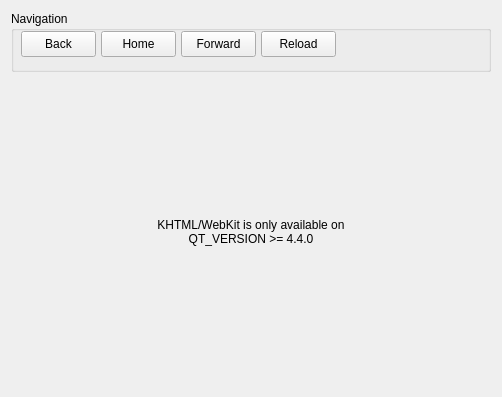
Above: pvbrowser/dlgmybrowser.ui from pvbrowser/pvb before the change. Below: the same form after it.
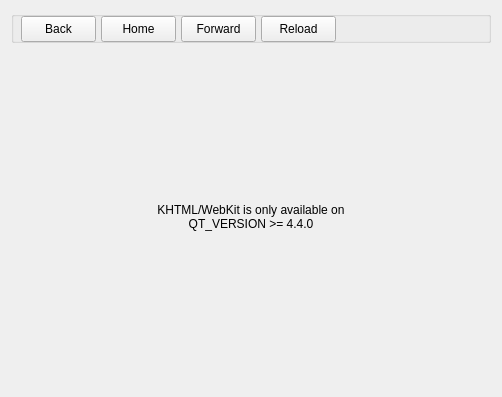
That is the form after the change. Icons and pictures are not drawn.

```diff
--- a/pvbrowser/dlgmybrowser.ui
+++ b/pvbrowser/dlgmybrowser.ui
@@ -16,27 +16,27 @@
    <item>
     <layout class="QVBoxLayout" >
      <item>
-      <widget class="QGroupBox" name="groupBoxNavigation" >
-       <property name="minimumSize" >
+      <widget class="QGroupBox" name="groupBoxNavigation">
+       <property name="minimumSize">
         <size>
          <width>0</width>
-         <height>61</height>
+         <height>32</height>
         </size>
        </property>
-       <property name="maximumSize" >
+       <property name="maximumSize">
         <size>
          <width>16777215</width>
-         <height>61</height>
+         <height>32</height>
         </size>
        </property>
-       <property name="title" >
-        <string>Navigation</string>
+       <property name="title">
+        <string/>
        </property>
-       <widget class="QPushButton" name="pushButtonBack" >
-        <property name="geometry" >
+       <widget class="QPushButton" name="pushButtonBack">
+        <property name="geometry">
          <rect>
           <x>10</x>
-          <y>20</y>
+          <y>5</y>
           <width>75</width>
           <height>26</height>
          </rect>
@@ -51,11 +51,11 @@
          <iconset resource="pvbrowser.qrc" >:/images/back.png</iconset>
         </property>
        </widget>
-       <widget class="QPushButton" name="pushButtonHome" >
-        <property name="geometry" >
+       <widget class="QPushButton" name="pushButtonHome">
+        <property name="geometry">
          <rect>
           <x>90</x>
-          <y>20</y>
+          <y>5</y>
           <width>75</width>
           <height>26</height>
          </rect>
@@ -70,11 +70,11 @@
          <iconset resource="pvbrowser.qrc" >:/images/gohome.png</iconset>
         </property>
        </widget>
-       <widget class="QPushButton" name="pushButtonForward" >
-        <property name="geometry" >
+       <widget class="QPushButton" name="pushButtonForward">
+        <property name="geometry">
          <rect>
           <x>170</x>
-          <y>20</y>
+          <y>5</y>
           <width>75</width>
           <height>26</height>
          </rect>
@@ -89,11 +89,11 @@
          <iconset resource="pvbrowser.qrc" >:/images/reconnect.png</iconset>
         </property>
        </widget>
-       <widget class="QPushButton" name="pushButtonReload" >
-        <property name="geometry" >
+       <widget class="QPushButton" name="pushButtonReload">
+        <property name="geometry">
          <rect>
           <x>250</x>
-          <y>20</y>
+          <y>5</y>
           <width>75</width>
           <height>26</height>
          </rect>
```
Left out of the diff: 57 changed lines with no effect on the pictures.
